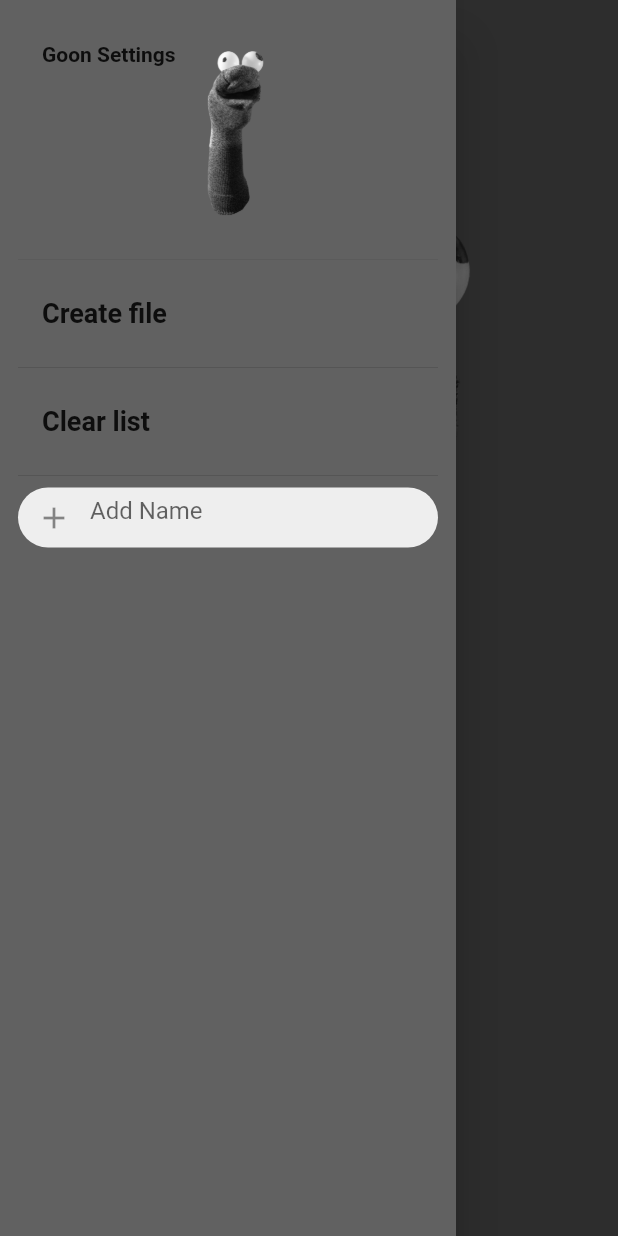
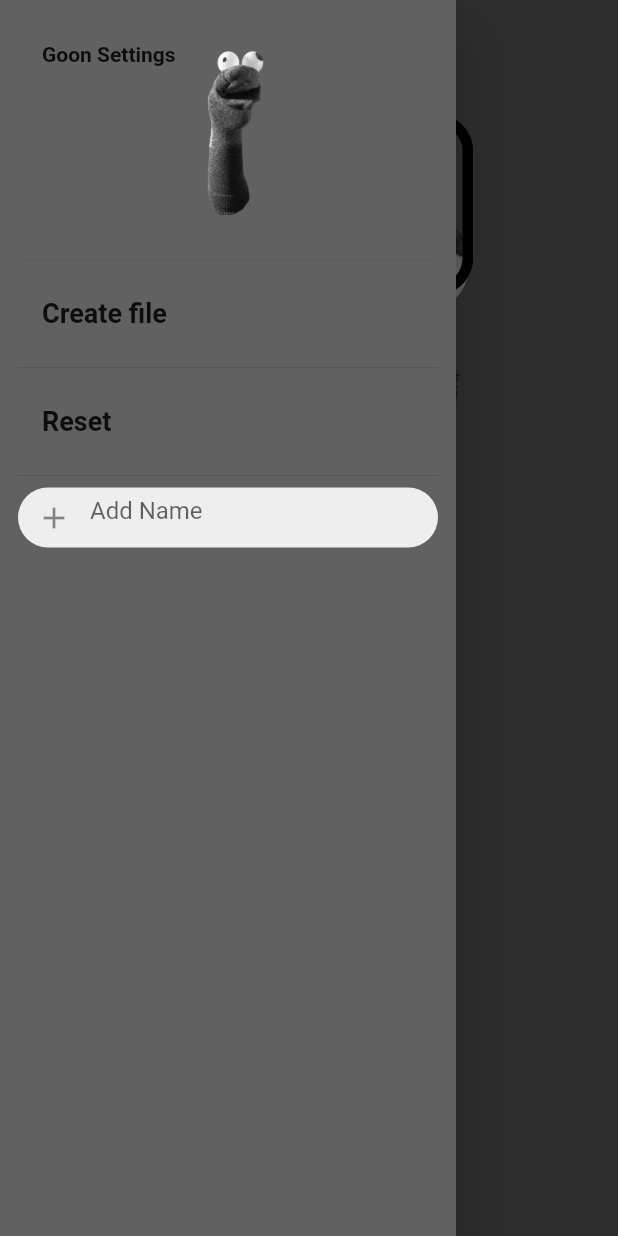
Before and after one commit to anadreau/random_name_picker, a Flutter app: the screen it shows after launch, with the side drawer open, on a phone screen of 412 x 824 dp. Run offline on Flutter 3.47's test engine with Material 2 defaults, Android fonts, the phone set to English and light mode, and no system bars; our stand-ins replace video_player.

Commit message:
Changed button title to "reset"

```diff
--- a/lib/screens/screen1.dart
+++ b/lib/screens/screen1.dart
@@ -57,7 +57,7 @@ class Screen1 extends StatelessWidget {
                 ListTile(
                   tileColor: kGoonBlue,
                   title: Text(
-                    'Clear list',
+                    'Reset',
                     style: TextStyle(fontWeight: FontWeight.bold, fontSize: 18),
                   ),
                   onTap: () {
@@ -100,9 +100,15 @@ class Screen1 extends StatelessWidget {
         body: Container(
           decoration: BoxDecoration(
             image: DecorationImage(
-              alignment: Alignment.centerLeft,
+              alignment: Alignment(-1.2, -.1),
               image: AssetImage('assets/images/JB.png'),
             ),
+          ),
+          foregroundDecoration: BoxDecoration(
+            image: DecorationImage(
+                alignment: Alignment(.2, -.8),
+                scale: 3.0,
+                image: AssetImage('assets/images/chat.png')),
           ),
           child: Column(
             mainAxisAlignment: MainAxisAlignment.center,
--- a/pubspec.yaml
+++ b/pubspec.yaml
@@ -50,7 +50,7 @@ flutter:
 
   # To add assets to your application, add an assets section, like this:
   assets:
-    - assets/images/JB.png
+    - assets/images/
     - assets/videos/
 
   # An image asset can refer to one or more resolution-specific "variants", see
```
Also changed, not shown: assets/images/chat.png (added).
